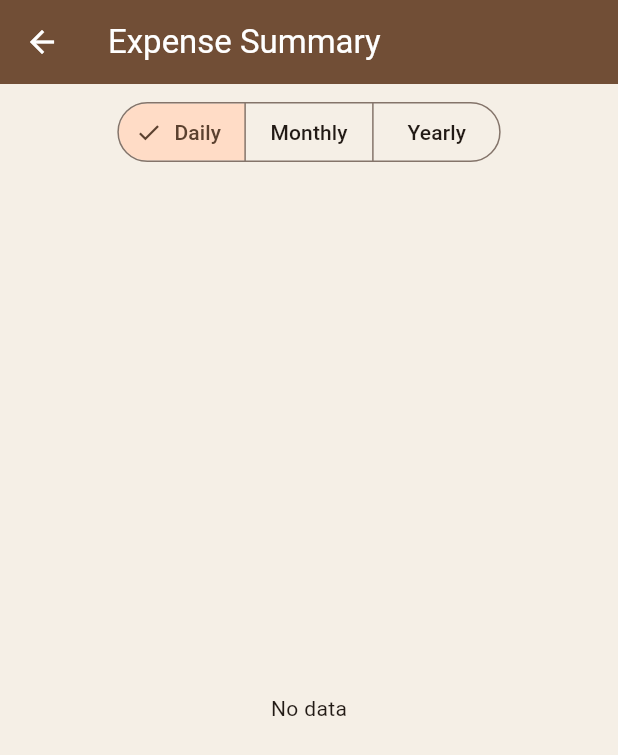
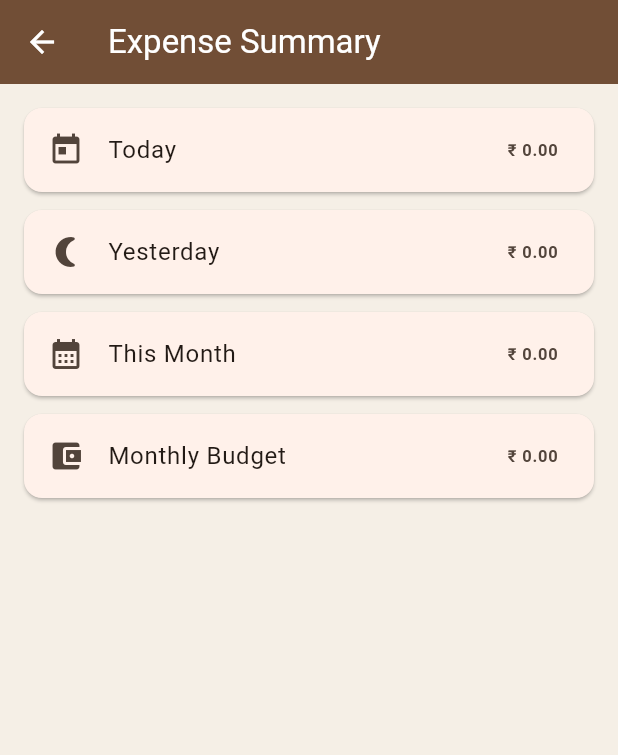
Before and after one commit to CodewithVipin/expense_tracker_app, a Flutter app: the screen it shows after launch, after a tap on the "analytics" icon, on a phone screen of 412 x 824 dp. Shown: the top 755 px of the screen. Run offline on Flutter 3.47's test engine with Material 3 defaults, Android fonts, the phone set to English and light mode, and no system bars; our stand-ins replace sqflite; accounts and stored records are empty.

Commit message:
expense of back date is now can be done

```diff
--- a/lib/database/app_database.dart
+++ b/lib/database/app_database.dart
@@ -18,11 +18,19 @@ class AppDatabase {
     final dbPath = await getDatabasesPath();
     final path = join(dbPath, 'expense_tracker.db');
 
-    return await openDatabase(path, version: 1, onCreate: _onCreate);
+    return await openDatabase(
+      path,
+      version: 2, // 🔥 IMPORTANT: version bumped
+      onCreate: _onCreate,
+      onUpgrade: _onUpgrade,
+    );
   }
 
+  // =========================
+  // 🔹 CREATE TABLES (FRESH)
+  // =========================
   Future<void> _onCreate(Database db, int version) async {
-    // Categories
+    // Categories table
     await db.execute('''
       CREATE TABLE categories (
         id INTEGER PRIMARY KEY AUTOINCREMENT,
@@ -30,17 +38,17 @@ class AppDatabase {
       )
     ''');
 
-    // Expenses
+    // Expenses table (FINAL STRUCTURE)
     await db.execute('''
       CREATE TABLE expenses (
         id INTEGER PRIMARY KEY AUTOINCREMENT,
-        title TEXT,
+        category TEXT,
         amount REAL,
         date TEXT
       )
     ''');
 
-    // Settings
+    // Settings table (for future use: budget, theme, etc.)
     await db.execute('''
       CREATE TABLE settings (
         key TEXT PRIMARY KEY,
@@ -48,4 +56,33 @@ class AppDatabase {
       )
     ''');
   }
+
+  // =========================
+  // 🔹 MIGRATION (OLD → NEW)
+  // =========================
+  Future<void> _onUpgrade(Database db, int oldVersion, int newVersion) async {
+    if (oldVersion < 2) {
+      // Rename old table
+      await db.execute('ALTER TABLE expenses RENAME TO expenses_old');
+
+      // Create new table
+      await db.execute('''
+        CREATE TABLE expenses (
+          id INTEGER PRIMARY KEY AUTOINCREMENT,
+          category TEXT,
+          amount REAL,
+          date TEXT
+        )
+      ''');
+
+      // Migrate data (title → category)
+      await db.execute('''
+        INSERT INTO expenses (id, category, amount, date)
+        SELECT id, title, amount, date FROM expenses_old
+      ''');
+
+      // Drop old table
+      await db.execute('DROP TABLE expenses_old');
+    }
+  }
 }
--- a/lib/models/category_model.dart
+++ b/lib/models/category_model.dart
@@ -9,6 +9,6 @@ class Category {
   }
 
   factory Category.fromMap(Map<String, dynamic> map) {
-    return Category(id: map['id'], name: map['name']);
+    return Category(id: map['id'] as int?, name: map['name'] as String);
   }
 }
--- a/lib/models/expense_model.dart
+++ b/lib/models/expense_model.dart
@@ -1,12 +1,12 @@
 class Expense {
   final int? id;
-  final String title;
+  final String category;
   final double amount;
   final DateTime date;
 
   Expense({
     this.id,
-    required this.title,
+    required this.category,
     required this.amount,
     required this.date,
   });
@@ -14,7 +14,7 @@ class Expense {
   Map<String, dynamic> toMap() {
     return {
       'id': id,
-      'title': title,
+      'category': category,
       'amount': amount,
       'date': date.toIso8601String(),
     };
@@ -22,9 +22,9 @@ class Expense {
 
   factory Expense.fromMap(Map<String, dynamic> map) {
     return Expense(
-      id: map['id'],
-      title: map['title'],
-      amount: map['amount'],
+      id: map['id'] as int?,
+      category: map['category'] as String,
+      amount: (map['amount'] as num).toDouble(),
       date: DateTime.parse(map['date']),
     );
   }
--- a/lib/viewmodels/expense_viewmodel.dart
+++ b/lib/viewmodels/expense_viewmodel.dart
@@ -1,99 +1,93 @@
-import 'package:expense_tracker/services/settings_service.dart';
 import 'package:flutter/material.dart';
-
 import '../models/expense_model.dart';
 import '../services/expense_service.dart';
-import '../utils/summary_type.dart';
 
 class ExpenseViewModel extends ChangeNotifier {
-  // ✅ SERVICE DEFINED
   final ExpenseService _service = ExpenseService();
-  double _todayTotal = 0;
-  double get todayTotal => _todayTotal;
-  double _yesterdayTotal = 0;
-  double get yesterdayTotal => _yesterdayTotal;
-  double _monthTotal = 0;
-  double get monthTotal => _monthTotal;
+
+  List<Expense> _expenses = [];
+  List<Expense> get expenses => _expenses;
+
+  // =========================
+  // 🔹 MONTHLY BUDGET
+  // =========================
   double _monthlyBudget = 0;
   double get monthlyBudget => _monthlyBudget;
 
-  bool get isMonthlyBudgetExceeded =>
-      _monthlyBudget > 0 && monthTotal > _monthlyBudget;
-
-  // --------------------
-  // Daily Budget Logic
-  // --------------------
-  double dailyBudget = 500; // you can change this anytime
-
-  bool get isDailyBudgetExceeded => todayTotal > dailyBudget;
-
-  // STATE
-  List<Expense> _expenses = [];
-  double _totalExpense = 0;
-  List<Map<String, dynamic>> _summary = [];
-
-  // GETTERS
-  List<Expense> get expenses => _expenses;
-  double get totalExpense => _totalExpense;
-  List<Map<String, dynamic>> get summary => _summary;
-
-  // CONSTRUCTOR
-  ExpenseViewModel() {
-    loadExpenses();
-    loadMonthlyBudget();
-  }
-  final SettingsService _settingsService = SettingsService();
-
-  Future<void> loadMonthlyBudget() async {
-    _monthlyBudget = await _settingsService.getMonthlyBudget();
+  void updateMonthlyBudget(double value) {
+    _monthlyBudget = value;
     notifyListeners();
   }
 
-  Future<void> updateMonthlyBudget(double value) async {
-    _monthlyBudget = value;
-    await _settingsService.saveMonthlyBudget(value);
+  // =========================
+  // 🔹 LOAD EXPENSES
+  // =========================
+  Future<void> loadExpenses() async {
+    _expenses = await _service.getExpenses();
     notifyListeners();
   }
 
-  // LOAD ALL EXPENSES
-  Future<void> loadExpenses() async {
-    _expenses = await _service.getExpenses();
-    _totalExpense = await _service.getTotalExpense();
-    _todayTotal = await _service.getTodayTotal();
-    _yesterdayTotal = await _service.getYesterdayTotal();
-    _monthTotal = await _service.getThisMonthTotal();
-    notifyListeners();
-  }
+  // =========================
+  // 🔹 ADD EXPENSE (BACK DATE SUPPORT)
+  // =========================
+  Future<void> addExpense(
+    String category,
+    double amount, {
+    required DateTime date,
+  }) async {
+    final expense = Expense(category: category, amount: amount, date: date);
 
-  // ADD EXPENSE
-  Future<void> addExpense(String title, double amount) async {
-    await _service.addExpense(
-      Expense(title: title, amount: amount, date: DateTime.now()),
-    );
+    await _service.addExpense(expense);
     await loadExpenses();
   }
 
-  // DELETE EXPENSE
+  // =========================
+  // 🔹 DELETE EXPENSE
+  // =========================
   Future<void> deleteExpense(int id) async {
     await _service.deleteExpense(id);
     await loadExpenses();
   }
 
-  // 📊 LOAD SUMMARY (DAILY / MONTHLY / YEARLY)
-  Future<void> loadSummary(SummaryType type) async {
-    switch (type) {
-      case SummaryType.daily:
-        _summary = await _service.getDailySummary();
-        break;
+  // =========================
+  // 🔹 TOTAL CALCULATIONS
+  // =========================
+  double get todayTotal {
+    final now = DateTime.now();
+    return _expenses
+        .where(
+          (e) =>
+              e.date.year == now.year &&
+              e.date.month == now.month &&
+              e.date.day == now.day,
+        )
+        .fold(0, (sum, e) => sum + e.amount);
+  }
 
-      case SummaryType.monthly:
-        _summary = await _service.getMonthlySummary();
-        break;
+  double get yesterdayTotal {
+    final yesterday = DateTime.now().subtract(const Duration(days: 1));
+    return _expenses
+        .where(
+          (e) =>
+              e.date.year == yesterday.year &&
+              e.date.month == yesterday.month &&
+              e.date.day == yesterday.day,
+        )
+        .fold(0, (sum, e) => sum + e.amount);
+  }
 
-      case SummaryType.yearly:
-        _summary = await _service.getYearlySummary();
-        break;
-    }
-    notifyListeners();
+  double get monthTotal {
+    final now = DateTime.now();
+    return _expenses
+        .where((e) => e.date.year == now.year && e.date.month == now.month)
+        .fold(0, (sum, e) => sum + e.amount);
+  }
+
+  // =========================
+  // 🔹 BUDGET WARNING
+  // =========================
+  bool get isMonthlyBudgetExceeded {
+    if (_monthlyBudget <= 0) return false;
+    return monthTotal > _monthlyBudget;
   }
 }
--- a/lib/views/screen/expense_summary_screen.dart
+++ b/lib/views/screen/expense_summary_screen.dart
@@ -1,30 +1,10 @@
-// ignore_for_file: use_build_context_synchronously
-
-import 'package:expense_tracker/viewmodels/expense_viewmodel.dart';
 import 'package:flutter/material.dart';
 import 'package:provider/provider.dart';
 
-import '../../utils/summary_type.dart';
-// ignore: duplicate_import
 import '../../viewmodels/expense_viewmodel.dart';
 
-class ExpenseSummaryScreen extends StatefulWidget {
+class ExpenseSummaryScreen extends StatelessWidget {
   const ExpenseSummaryScreen({super.key});
-
-  @override
-  State<ExpenseSummaryScreen> createState() => _ExpenseSummaryScreenState();
-}
-
-class _ExpenseSummaryScreenState extends State<ExpenseSummaryScreen> {
-  SummaryType _type = SummaryType.daily;
-
-  @override
-  void initState() {
-    super.initState();
-    Future.microtask(() {
-      context.read<ExpenseViewModel>().loadSummary(_type);
-    });
-  }
 
   @override
   Widget build(BuildContext context) {
@@ -32,50 +12,68 @@ class _ExpenseSummaryScreenState extends State<ExpenseSummaryScreen> {
 
     return Scaffold(
       appBar: AppBar(title: const Text('Expense Summary')),
-      body: Column(
+      body: ListView(
+        padding: const EdgeInsets.all(16),
         children: [
-          // 🔘 FILTER BUTTONS
-          Padding(
-            padding: const EdgeInsets.all(8),
-            child: SegmentedButton<SummaryType>(
-              segments: const [
-                ButtonSegment(value: SummaryType.daily, label: Text('Daily')),
-                ButtonSegment(
-                  value: SummaryType.monthly,
-                  label: Text('Monthly'),
-                ),
-                ButtonSegment(value: SummaryType.yearly, label: Text('Yearly')),
-              ],
-              selected: {_type},
-              onSelectionChanged: (value) {
-                setState(() {
-                  _type = value.first;
-                });
-                vm.loadSummary(_type);
-              },
+          _summaryTile(
+            title: 'Today',
+            amount: vm.todayTotal,
+            icon: Icons.today,
+          ),
+          _summaryTile(
+            title: 'Yesterday',
+            amount: vm.yesterdayTotal,
+            icon: Icons.nightlight_round,
+          ),
+          _summaryTile(
+            title: 'This Month',
+            amount: vm.monthTotal,
+            icon: Icons.calendar_month,
+          ),
+          _summaryTile(
+            title: 'Monthly Budget',
+            amount: vm.monthlyBudget,
+            icon: Icons.account_balance_wallet,
+          ),
+          if (vm.isMonthlyBudgetExceeded)
+            Padding(
+              padding: const EdgeInsets.only(top: 12),
+              child: Row(
+                children: const [
+                  Icon(Icons.warning, color: Colors.red),
+                  SizedBox(width: 8),
+                  Expanded(
+                    child: Text(
+                      'Monthly budget exceeded!',
+                      style: TextStyle(
+                        color: Colors.red,
+                        fontWeight: FontWeight.bold,
+                      ),
+                    ),
+                  ),
+                ],
+              ),
             ),
-          ),
-
-          // 📊 SUMMARY LIST
-          Expanded(
-            child: vm.summary.isEmpty
-                ? const Center(child: Text('No data'))
-                : ListView.builder(
-                    itemCount: vm.summary.length,
-                    itemBuilder: (context, index) {
-                      final item = vm.summary[index];
-                      return ListTile(
-                        title: Text(item['period']),
-                        trailing: Text(
-                          '₹${item['total'].toStringAsFixed(2)}',
-                          style: const TextStyle(fontWeight: FontWeight.bold),
-                        ),
-                      );
-                    },
-                  ),
-          ),
         ],
       ),
     );
   }
+
+  Widget _summaryTile({
+    required String title,
+    required double amount,
+    required IconData icon,
+  }) {
+    return Card(
+      margin: const EdgeInsets.only(bottom: 12),
+      child: ListTile(
+        leading: Icon(icon),
+        title: Text(title),
+        trailing: Text(
+          '₹ ${amount.toStringAsFixed(2)}',
+          style: const TextStyle(fontWeight: FontWeight.bold),
+        ),
+      ),
+    );
+  }
 }
--- a/lib/widgets/expense_item.dart
+++ b/lib/widgets/expense_item.dart
@@ -14,7 +14,7 @@ class ExpenseItem extends StatelessWidget {
       margin: const EdgeInsets.symmetric(horizontal: 12, vertical: 6),
       child: ListTile(
         title: Text(
-          expense.title,
+          expense.category,
           style: const TextStyle(fontWeight: FontWeight.w600),
         ),
         subtitle: Text(_formatDate(expense.date)),
```
Also changed, not shown: lib/widgets/add_expense_dialog.dart (+42 -9 lines), lib/services/category_model.dart (deleted), lib/utils/date_formatter.dart (deleted).
